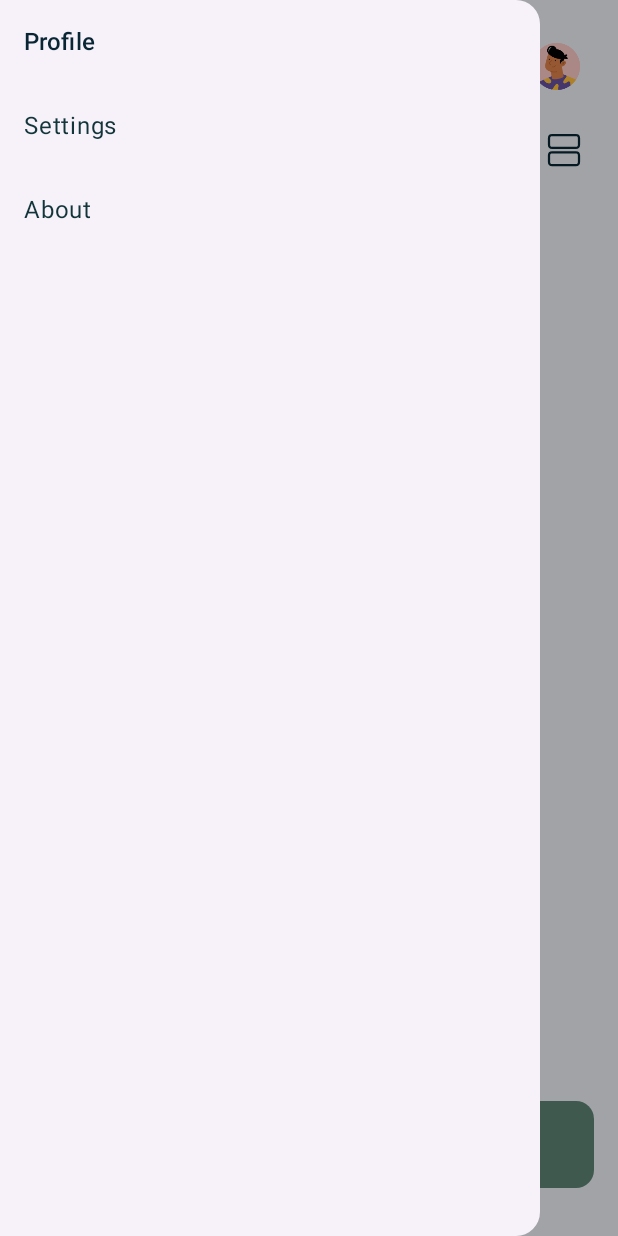
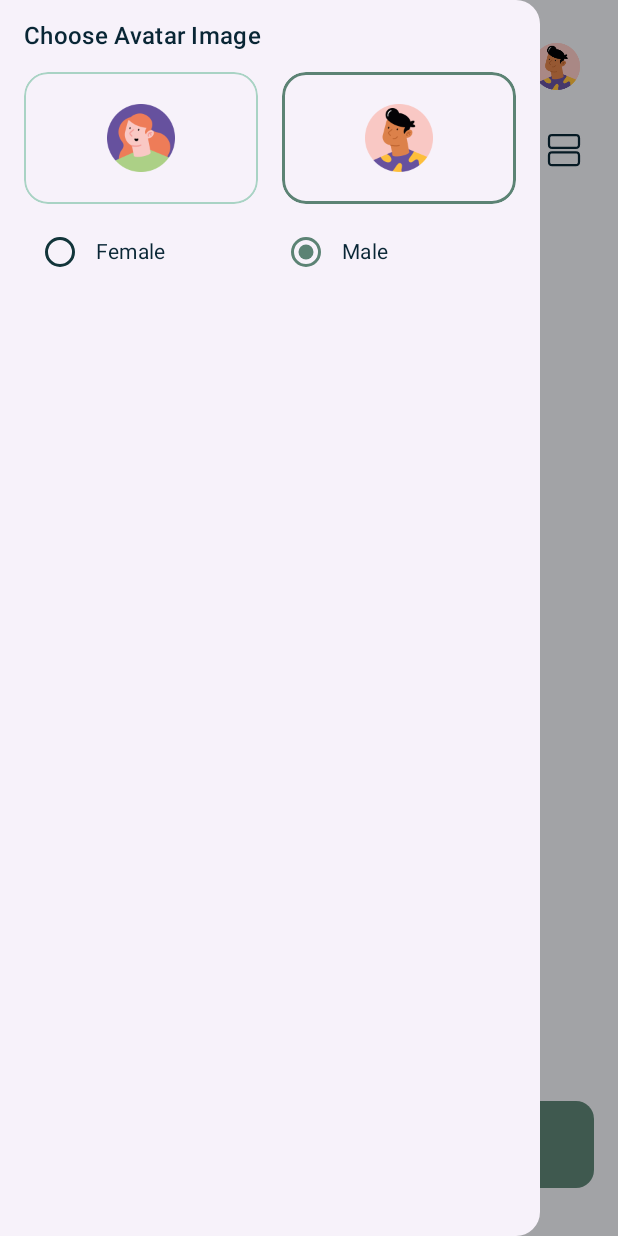
Before and after one commit to MahboubehSeyedpour/NoteApp, an Android app built with Jetpack Compose: the screen it shows after launch (MainActivity), after a tap on "Avatar", on a phone screen of 412 x 824 dp. Run offline under Robolectric (Android 15) with nearby library versions, the phone set to English and light mode, and no system bars; our stand-ins replace Dagger/Hilt's generated code, Room's generated code.

Commit message:
feat(ui): add avatar picker to navigation drawer with image+radio selection and wire top-bar avatar

```diff
--- /dev/null
+++ b/app/src/main/java/com/app/noteapp/presentation/model/model.kt
@@ -0,0 +1,12 @@
+package com.app.noteapp.presentation.model
+
+import androidx.annotation.DrawableRes
+import com.app.noteapp.R
+
+enum class AvatarType { FEMALE, MALE }
+
+@DrawableRes
+fun AvatarType.iconRes(): Int = when (this) {
+    AvatarType.FEMALE -> R.mipmap.img_woman_foreground
+    AvatarType.MALE -> R.mipmap.img_man_foreground
+}
--- /dev/null
+++ b/app/src/main/java/com/app/noteapp/presentation/screens/home/DrawerContent.kt
@@ -0,0 +1,133 @@
+package com.app.noteapp.presentation.screens.home
+
+import androidx.compose.foundation.Image
+import androidx.compose.foundation.border
+import androidx.compose.foundation.clickable
+import androidx.compose.foundation.layout.Arrangement
+import androidx.compose.foundation.layout.Column
+import androidx.compose.foundation.layout.Row
+import androidx.compose.foundation.layout.Spacer
+import androidx.compose.foundation.layout.fillMaxWidth
+import androidx.compose.foundation.layout.height
+import androidx.compose.foundation.layout.padding
+import androidx.compose.foundation.layout.size
+import androidx.compose.foundation.shape.CircleShape
+import androidx.compose.foundation.shape.RoundedCornerShape
+import androidx.compose.material3.MaterialTheme
+import androidx.compose.material3.ModalDrawerSheet
+import androidx.compose.material3.RadioButton
+import androidx.compose.material3.Text
+import androidx.compose.runtime.Composable
+import androidx.compose.ui.Alignment
+import androidx.compose.ui.Modifier
+import androidx.compose.ui.draw.clip
+import androidx.compose.ui.res.painterResource
+import androidx.compose.ui.unit.dp
+import com.app.noteapp.presentation.model.AvatarType
+import com.app.noteapp.presentation.model.iconRes
+
+@Composable
+fun DrawerContent(
+    currentAvatar: AvatarType,
+    onAvatarSelected: (AvatarType) -> Unit,
+) {
+    ModalDrawerSheet {
+        AvatarPickerSection(
+            selected = currentAvatar, onSelect = onAvatarSelected
+        )
+    }
+}
+
+@Composable
+fun AvatarPickerSection(
+    selected: AvatarType,
+    onSelect: (AvatarType) -> Unit,
+) {
+    Column(
+        modifier = Modifier
+            .fillMaxWidth()
+            .padding(horizontal = 16.dp, vertical = 12.dp)
+    ) {
+        Text(
+            text = "Choose Avatar Image", style = MaterialTheme.typography.titleMedium
+        )
+        Spacer(Modifier.height(12.dp))
+
+        Row(
+            modifier = Modifier.fillMaxWidth(), horizontalArrangement = Arrangement.spacedBy(16.dp)
+        ) {
+            AvatarOption(
+                type = AvatarType.FEMALE,
+                selected = selected == AvatarType.FEMALE,
+                onSelect = onSelect,
+                modifier = Modifier.weight(1f)
+            )
+            AvatarOption(
+                type = AvatarType.MALE,
+                selected = selected == AvatarType.MALE,
+                onSelect = onSelect,
+                modifier = Modifier.weight(1f)
+            )
+        }
+
+        Spacer(Modifier.height(8.dp))
+
+        Row(
+            modifier = Modifier.fillMaxWidth(), horizontalArrangement = Arrangement.SpaceBetween
+        ) {
+            AvatarRadio(
+                label = "Female",
+                checked = selected == AvatarType.FEMALE,
+                onChecked = { onSelect(AvatarType.FEMALE) },
+                modifier = Modifier.weight(1f)
+            )
+            AvatarRadio(
+                label = "Male",
+                checked = selected == AvatarType.MALE,
+                onChecked = { onSelect(AvatarType.MALE) },
+                modifier = Modifier.weight(1f)
+            )
+        }
+    }
+}
+
+@Composable
+private fun AvatarOption(
+    modifier: Modifier, type: AvatarType, selected: Boolean, onSelect: (AvatarType) -> Unit
+) {
+    val borderColor =
+        if (selected) MaterialTheme.colorScheme.primary else MaterialTheme.colorScheme.outline
+    val borderWidth = if (selected) 2.dp else 1.dp
+
+    Column(
+        modifier = modifier
+            .clip(RoundedCornerShape(16.dp))
+            .border(borderWidth, borderColor, RoundedCornerShape(16.dp))
+            .clickable { onSelect(type) }
+            .padding(8.dp),
+        horizontalAlignment = Alignment.CenterHorizontally) {
+        Image(
+            painter = painterResource(type.iconRes()),
+            contentDescription = type.name,
+            modifier = Modifier
+                .size(72.dp)
+                .clip(CircleShape)
+        )
+    }
+}
+
+@Composable
+private fun AvatarRadio(
+    modifier: Modifier, label: String, checked: Boolean, onChecked: () -> Unit
+) {
+    Row(
+        verticalAlignment = Alignment.CenterVertically,
+        modifier = modifier
+            .clip(RoundedCornerShape(999.dp))
+            .clickable { onChecked() }) {
+        RadioButton(
+            selected = checked, onClick = onChecked
+        )
+        Text(text = label, style = MaterialTheme.typography.bodyMedium)
+    }
+}
--- a/app/src/main/java/com/app/noteapp/presentation/screens/home/HomeScreen.kt
+++ b/app/src/main/java/com/app/noteapp/presentation/screens/home/HomeScreen.kt
@@ -16,9 +16,7 @@ import androidx.compose.material3.ExperimentalMaterial3Api
 import androidx.compose.material3.Icon
 import androidx.compose.material3.IconButton
 import androidx.compose.material3.MaterialTheme
-import androidx.compose.material3.ModalDrawerSheet
 import androidx.compose.material3.ModalNavigationDrawer
-import androidx.compose.material3.NavigationDrawerItem
 import androidx.compose.material3.Scaffold
 import androidx.compose.material3.Text
 import androidx.compose.material3.TextButton
@@ -58,6 +56,7 @@ import com.app.noteapp.presentation.components.NoteAppButton
 import com.app.noteapp.presentation.components.NotesList
 import com.app.noteapp.presentation.components.NotesTopBar
 import com.app.noteapp.presentation.components.TagFlowList
+import com.app.noteapp.presentation.model.iconRes
 import com.app.noteapp.presentation.navigation.Screens
 import kotlinx.coroutines.flow.collectLatest
 import kotlinx.coroutines.launch
@@ -76,6 +75,7 @@ fun HomeScreen(navController: NavController, viewModel: HomeViewModel = hiltView
     val inSelection = selected.isNotEmpty()
     val drawerState = rememberDrawerState(DrawerValue.Closed)
     val scope = rememberCoroutineScope()
+    val avatar by viewModel.avatar.collectAsState()
 
     LaunchedEffect(viewModel.events) {
         lifecycle.repeatOnLifecycle(state = Lifecycle.State.STARTED) {
@@ -113,22 +113,10 @@ fun HomeScreen(navController: NavController, viewModel: HomeViewModel = hiltView
 
     ModalNavigationDrawer(
         drawerState = drawerState, drawerContent = {
-            ModalDrawerSheet {
-                // TODO: drawer header/content
-                Text(
-                    "Profile",
-                    modifier = Modifier.padding(16.dp),
-                    style = MaterialTheme.typography.titleMedium
-                )
-                NavigationDrawerItem(
-                    label = { Text("Settings") },
-                    selected = false,
-                    onClick = { /* navigate */ })
-                NavigationDrawerItem(
-                    label = { Text("About") },
-                    selected = false,
-                    onClick = { /* navigate */ })
-            }
+            DrawerContent(currentAvatar = avatar, onAvatarSelected = { type ->
+                viewModel.onAvatarSelected(type)
+                scope.launch { drawerState.close() }
+            })
         }) {
         Scaffold(
             modifier = Modifier
@@ -164,7 +152,7 @@ fun HomeScreen(navController: NavController, viewModel: HomeViewModel = hiltView
                 } else {
                     NotesTopBar(
                         config = HomeTopBarConfig(
-                            avatar = painterResource(R.mipmap.img_man_foreground),
+                            avatar = painterResource(avatar.iconRes()),
                             searchText = query,
                             onSearchChange = viewModel::onSearchChange,
                             onGridToggle = { viewModel.onGridToggleClicked() },
--- a/app/src/main/java/com/app/noteapp/presentation/screens/home/HomeViewModel.kt
+++ b/app/src/main/java/com/app/noteapp/presentation/screens/home/HomeViewModel.kt
@@ -11,6 +11,7 @@ import com.app.noteapp.domain.model.Note
 import com.app.noteapp.domain.model.Tag
 import com.app.noteapp.domain.usecase.NoteUseCase
 import com.app.noteapp.domain.usecase.TagUseCase
+import com.app.noteapp.presentation.model.AvatarType
 import com.app.noteapp.presentation.theme.ReminderTagColor
 import dagger.hilt.android.lifecycle.HiltViewModel
 import kotlinx.coroutines.CoroutineDispatcher
@@ -48,6 +49,9 @@ class HomeViewModel @Inject constructor(
     private val _selected = MutableStateFlow<Set<Long>>(emptySet())
     val selected: StateFlow<Set<Long>> = _selected
 
+    private val _avatar = MutableStateFlow(AvatarType.MALE)
+    val avatar: StateFlow<AvatarType> = _avatar
+
     private val _tags = MutableStateFlow<List<Tag>>(emptyList())
     val tags: StateFlow<List<Tag>> =
         tagUseCase.getAllTags().map { list -> list.map { it.toUI() } }.map { ui ->
@@ -75,6 +79,10 @@ class HomeViewModel @Inject constructor(
 
         byTag.sortedWith(compareByDescending<Note> { it.pinned }.thenByDescending { it.createdAt })
     }.stateIn(viewModelScope, SharingStarted.WhileSubscribed(5_000), emptyList())
+
+    fun onAvatarSelected(type: AvatarType) {
+        _avatar.value = type
+    }
 
     fun onSearchChange(newQuery: String) {
         _query.value = newQuery
```
